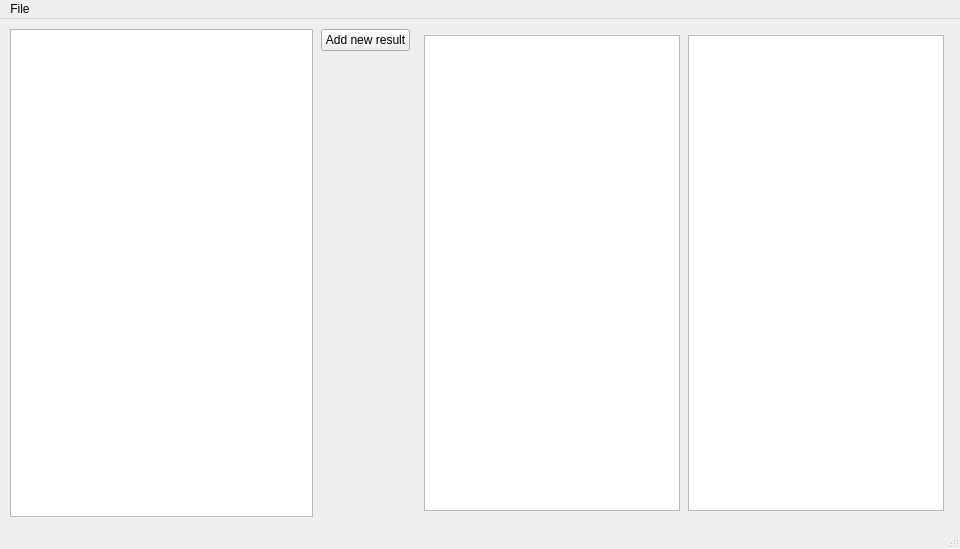
CristianProdaniuc/Tennis_Stats, file GUI/main.ui: the form before one commit.
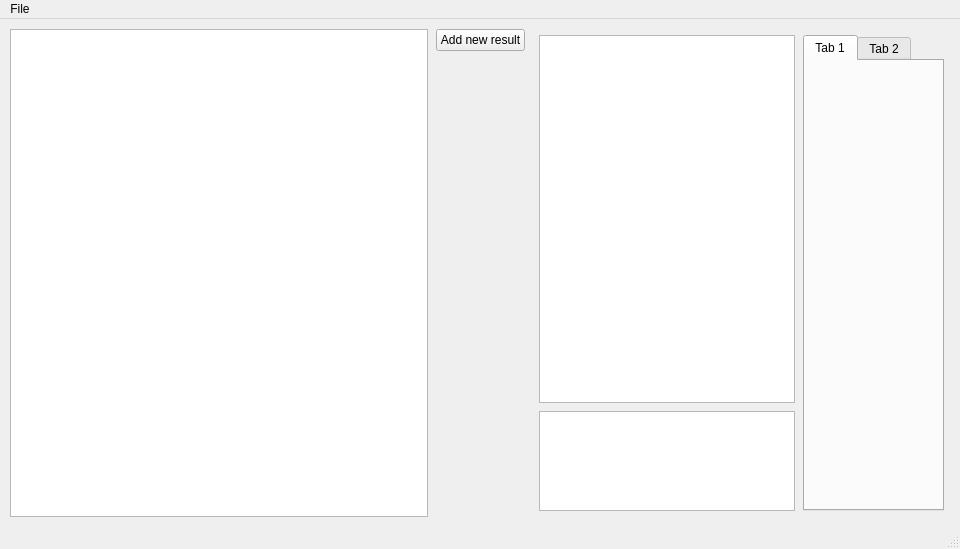
The form after the commit.

Commit message: Stats table - 'all time' Overall and Clay

```diff
--- a/GUI/main.ui
+++ b/GUI/main.ui
@@ -90,10 +90,38 @@
        <number>6</number>
       </property>
       <item>
-       <widget class="QTableView" name="h2hTableView"/>
+       <layout class="QVBoxLayout" name="h2hFeedbackLayout">
+        <item>
+         <widget class="QTableView" name="h2hTableView"/>
+        </item>
+        <item>
+         <widget class="QTextEdit" name="debugText">
+          <property name="maximumSize">
+           <size>
+            <width>16777215</width>
+            <height>100</height>
+           </size>
+          </property>
+         </widget>
+        </item>
+       </layout>
       </item>
       <item>
-       <widget class="QTextEdit" name="debugText"/>
+       <widget class="QTabWidget" name="tabWidget">
+        <property name="currentIndex">
+         <number>0</number>
+        </property>
+        <widget class="QWidget" name="tab">
+         <attribute name="title">
+          <string>Tab 1</string>
+         </attribute>
+        </widget>
+        <widget class="QWidget" name="tab_2">
+         <attribute name="title">
+          <string>Tab 2</string>
+         </attribute>
+        </widget>
+       </widget>
       </item>
      </layout>
     </item>
```
The commit also changes 13 other files.
